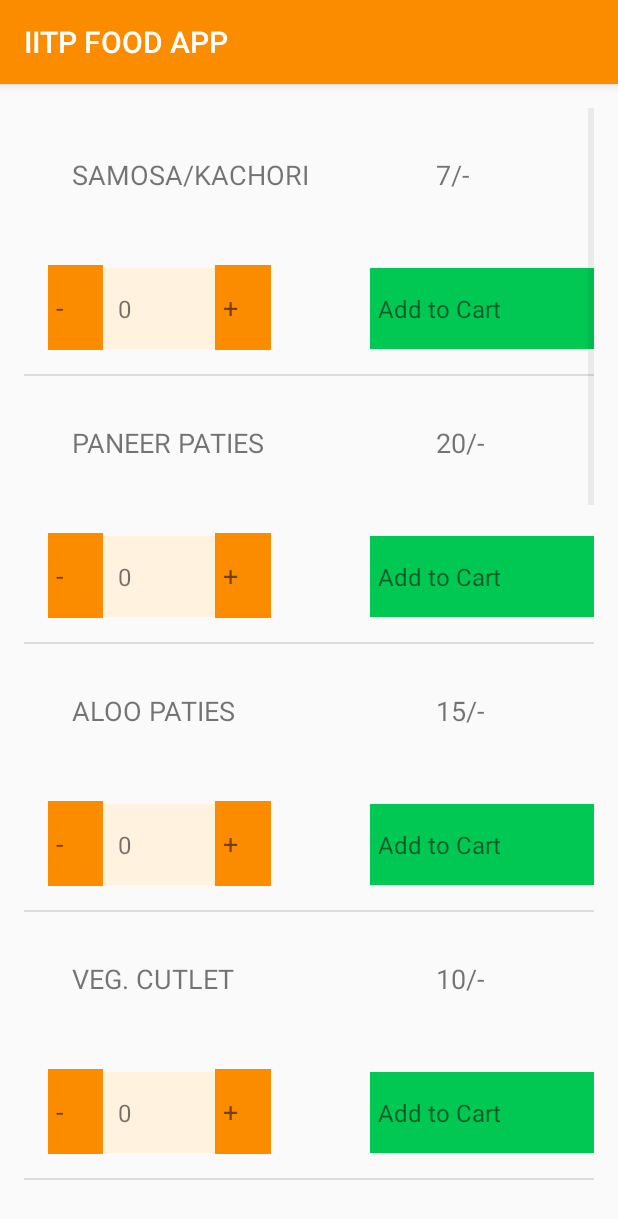
After one commit to vaibhavqwerty/IITPFOODAPP, an Android app: the snacks screen opened directly, with no data from a screen before it, on a phone screen of 412 x 824 dp. The commit adds this screen. Shown: the top 1219 px of the screen. Run offline under Robolectric (Android 15) with nearby library versions, the phone set to English and light mode, and no system bars.

Commit message:
Food List Added

```diff
--- a/app/src/main/AndroidManifest.xml
+++ b/app/src/main/AndroidManifest.xml
@@ -9,7 +9,8 @@
         android:roundIcon="@mipmap/foodicon"
         android:supportsRtl="true"
         android:theme="@style/AppTheme">
-        <activity android:name=".AryaCanteen"></activity>
+        <activity android:name=".snacks"></activity>
+        <activity android:name=".AryaCanteen" />
         <activity android:name=".Restaurants" />
         <activity
             android:name=".signUp"
--- /dev/null
+++ b/app/src/main/java/com/example/iitpfoodapp/FoodItem.java
@@ -0,0 +1,21 @@
+package com.example.iitpfoodapp;
+
+public class FoodItem {
+    private String foodName;
+    private String foodPrice;
+
+    public FoodItem(String fname,String fprice)
+    {
+        foodName=fname;
+        foodPrice=fprice;
+    }
+
+    public String getFoodName() {
+        return foodName;
+    }
+    public String getFoodPrice()
+    {
+        return foodPrice;
+    }
+
+}
--- /dev/null
+++ b/app/src/main/java/com/example/iitpfoodapp/FoodItemAdapter.java
@@ -0,0 +1,43 @@
+package com.example.iitpfoodapp;
+
+import android.app.Activity;
+import android.view.LayoutInflater;
+import android.view.View;
+import android.view.ViewGroup;
+import android.widget.ArrayAdapter;
+import android.widget.TextView;
+
+import java.util.ArrayList;
+
+public class FoodItemAdapter extends ArrayAdapter<FoodItem> {
+    public FoodItemAdapter(Activity context, ArrayList<FoodItem> Wo) {
+        // Here, we initialize the ArrayAdapter's internal storage for the context and the list.
+        // the second argument is used when the ArrayAdapter is populating a single TextView.
+        // Because this is a custom adapter for two TextViews and an ImageView, the adapter is not
+        // going to use this second argument, so it can be any value. Here, we used 0.
+        super(context, 0, Wo);
+    }
+
+    @Override
+    public View getView(int position,  View convertView,  ViewGroup parent) {
+        View listItemView = convertView;
+        if(listItemView == null) {
+            listItemView = LayoutInflater.from(getContext()).inflate(
+                    R.layout.food_items, parent, false);
+        }
+
+        FoodItem currentAndroidFlavor=getItem(position);
+        TextView nameTextView = (TextView) listItemView.findViewById(R.id.foodName);
+        // Get the version name from the current AndroidFlavor object and
+        // set this text on the name TextView
+        nameTextView.setText(currentAndroidFlavor.getFoodName());
+
+        // Find the TextView in the list_item.xml layout with the ID version_number
+        TextView numberTextView = (TextView) listItemView.findViewById(R.id.foodPrice);
+        // Get the version number from the current AndroidFlavor object and
+        // set this text on the number TextView
+        numberTextView.setText(currentAndroidFlavor.getFoodPrice());
+        return listItemView;
+
+    }
+}
--- /dev/null
+++ b/app/src/main/java/com/example/iitpfoodapp/snacks.java
@@ -0,0 +1,39 @@
+package com.example.iitpfoodapp;
+
+import android.support.v7.app.AppCompatActivity;
+import android.os.Bundle;
+import android.widget.ListView;
+
+import java.util.ArrayList;
+
+public class snacks extends AppCompatActivity {
+
+    @Override
+    protected void onCreate(Bundle savedInstanceState) {
+        super.onCreate(savedInstanceState);
+        setContentView(R.layout.activity_snacks);
+        ArrayList<FoodItem> food = new ArrayList<FoodItem>();
+        food.add(new FoodItem("SAMOSA/KACHORI","7/-"));
+        food.add(new FoodItem("PANEER PATIES","20/-"));
+        food.add(new FoodItem("ALOO PATIES","15/-"));
+        food.add(new FoodItem("VEG. CUTLET","10/-"));
+        food.add(new FoodItem("PANEER BURGER","25/-"));
+        food.add(new FoodItem("VEG. BURGER","30/-"));
+        food.add(new FoodItem("MINI VEG. PIZZA","35/-"));
+        food.add(new FoodItem("MNI CHICKEN PIZZA","50/-"));
+        food.add(new FoodItem("CHAT(Tikki/Papri/Samosa)","25/-"));
+        food.add(new FoodItem("VEG. PAKODA","60/-"));
+        food.add(new FoodItem("PANEER/EGG PAKODA","70/-"));
+        food.add(new FoodItem("PAW BHAJI","35/-"));
+        FoodItemAdapter Adapter = new FoodItemAdapter(this,food);
+
+        ListView listView =  findViewById(R.id.liste);
+
+        listView.setAdapter(Adapter);
+
+
+
+
+    }
+
+}
--- a/app/src/main/res/layout/activity_restaurants.xml
+++ b/app/src/main/res/layout/activity_restaurants.xml
@@ -10,6 +10,7 @@
         android:layout_width="match_parent"
         android:layout_height="wrap_content"
         android:layout_marginTop="40dp"
+        android:paddingLeft="20dp"
         android:text="Select a restaurant:"
         />
     <TextView
--- /dev/null
+++ b/app/src/main/res/layout/activity_snacks.xml
@@ -0,0 +1,10 @@
+<?xml version="1.0" encoding="utf-8"?>
+<ListView xmlns:android="http://schemas.android.com/apk/res/android"
+    xmlns:app="http://schemas.android.com/apk/res-auto"
+    xmlns:tools="http://schemas.android.com/tools"
+    android:id="@+id/liste"
+    android:layout_width="match_parent"
+    android:layout_height="match_parent"
+    android:orientation="vertical"
+    android:padding="16dp"
+    tools:context=".snacks"/>
--- /dev/null
+++ b/app/src/main/res/layout/food_items.xml
@@ -0,0 +1,103 @@
+<?xml version="1.0" encoding="utf-8"?>
+<LinearLayout
+    xmlns:android="http://schemas.android.com/apk/res/android"
+    android:layout_width="match_parent"
+    android:layout_height="match_parent"
+    xmlns:tools="http://schemas.android.com/tools"
+    android:orientation="vertical">
+    <LinearLayout
+        android:layout_width="match_parent"
+        android:orientation="horizontal"
+        android:layout_height="wrap_content">
+
+
+
+    <TextView
+        android:id="@+id/foodName"
+        android:layout_width="0dp"
+        android:layout_weight="4"
+        android:layout_height="wrap_content"
+        android:layout_margin="16dp"
+        tools:text="samosa/kachodi"
+        android:textSize="18sp"
+        android:padding="16dp"
+        />
+        <TextView
+            android:id="@+id/foodPrice"
+            android:layout_width="0dp"
+            android:layout_weight="2"
+            android:layout_height="wrap_content"
+            android:layout_margin="16dp"
+            android:text="7/-"
+            android:textSize="18dp"
+            android:padding="16dp"
+            />
+
+
+
+    </LinearLayout>
+    <LinearLayout
+        android:layout_width="match_parent"
+        android:layout_height="wrap_content"
+        android:orientation="horizontal">
+        <TextView
+            android:id="@+id/decQuan"
+            android:layout_width="0dp"
+            android:layout_weight="1"
+            android:layout_height="wrap_content"
+            android:layout_marginLeft="16dp"
+            android:layout_marginTop="16dp"
+            android:layout_marginBottom="16dp"
+            android:text="-"
+            android:textSize="18sp"
+            android:paddingTop="16dp"
+            android:paddingBottom="16dp"
+            android:paddingLeft="5dp"
+            android:background="#FB8C00"
+            />
+        <TextView
+            android:id="@+id/quantity"
+            android:layout_width="0dp"
+            android:layout_weight="2"
+            android:layout_height="wrap_content"
+            android:layout_marginTop="16dp"
+            android:layout_marginBottom="16dp"
+            android:text="0"
+            android:textSize="16sp"
+            android:paddingLeft="10dp"
+            android:paddingTop="16dp"
+            android:paddingBottom="16dp"
+            android:background="#FFF3E0"/>
+
+        <TextView
+            android:id="@+id/incQuan"
+            android:layout_width="0dp"
+            android:layout_weight="1"
+            android:layout_height="wrap_content"
+            android:layout_marginRight="16dp"
+            android:layout_marginTop="16dp"
+            android:layout_marginBottom="16dp"
+            android:text="+"
+            android:textSize="18sp"
+            android:paddingTop="16dp"
+            android:paddingBottom="16dp"
+            android:paddingLeft="5dp"
+            android:background="#FB8C00"/>
+        <TextView
+            android:id="@+id/addToCart"
+            android:layout_width="0dp"
+            android:layout_weight="4"
+            android:layout_height="wrap_content"
+            android:layout_marginLeft="50dp"
+            android:layout_marginTop="16dp"
+            android:layout_marginBottom="16dp"
+            android:text="Add to Cart"
+            android:textSize="16sp"
+            android:paddingTop="16dp"
+            android:paddingBottom="16dp"
+            android:paddingLeft="5dp"
+            android:background="#00C853"/>
+
+    </LinearLayout>
+
+</LinearLayout>
```
Also changed, not shown: app/src/main/java/com/example/iitpfoodapp/AryaCanteen.java (+11 -0 lines), app/src/main/res/layout/activity_arya_canteen.xml (+69 -2 lines).
